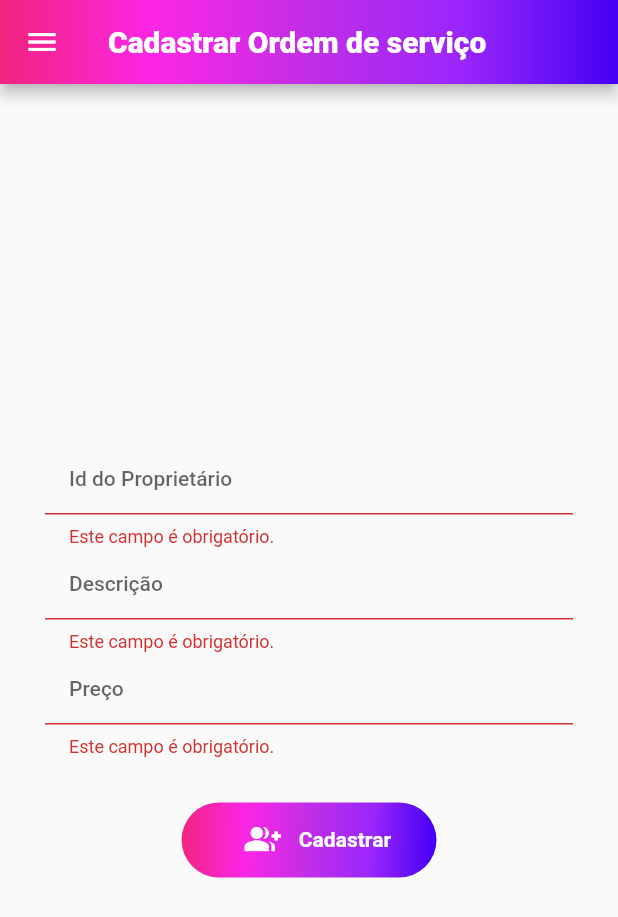
After one commit to GanaxXD/consumo_api, a Flutter app: the CadastrarOrdem screen opened directly, after a tap on the "group add" icon, on a phone screen of 412 x 824 dp. The commit adds this screen. Shown: the top 917 px of the screen. Run offline on Flutter 3.47's test engine with Material 2 defaults, Android fonts, the phone set to English and light mode, and no system bars; network calls fail; statements that could not run were skipped.

```diff
--- /dev/null
+++ b/lib/screens/addOrder.dart
@@ -0,0 +1,143 @@
+import 'dart:convert';
+
+import 'package:consumoapi/widgets/myAlert.dart';
+import 'package:consumoapi/widgets/myButton.dart';
+import 'package:consumoapi/widgets/myDrawerNavigation.dart';
+import 'package:consumoapi/widgets/myTextFormField.dart';
+import 'package:flutter/material.dart';
+import 'package:http/http.dart' as http;
+
+class CadastrarOrdem extends StatefulWidget {
+  @override
+  _CadastrarOrdemState createState() => _CadastrarOrdemState();
+}
+
+class _CadastrarOrdemState extends State<CadastrarOrdem> {
+
+    final GlobalKey<FormState> _formKey = GlobalKey<FormState>();
+    final TextEditingController _clienteIdController = TextEditingController();
+    final TextEditingController _descricaoController = TextEditingController();
+    final TextEditingController _precoController = TextEditingController();
+    var errorMessage, statusCodeResponse;
+
+
+    Future<void> success() async{
+        return showDialog(
+            context: context,
+            builder: (BuildContext context){
+                return MyAlert(
+                    title: "Ordem de Serviço cadastrada com sucesso.",
+                    content: "A ordem de serviço foi cadastrado com sucesso na base de dados."
+                );
+            }
+        );
+    }
+
+    Future<void> fail() async{
+        showDialog(
+            context: context,
+            builder: (BuildContext context){
+                return MyAlert(
+                    title: "Erro ao cadastrar a ordem de serviço.",
+                    content: "Não foi possível cadastrar a ordem de serviço. O seguinte erro foi encontrado: \n"
+                        "Status: ${statusCodeResponse}\n"
+                        "Mensagem: ${errorMessage}"
+                );
+            }
+        );
+    }
+
+    @override
+    Widget build(BuildContext context) {
+        return Scaffold(
+            drawer: MyDrawerNavigation(),
+            appBar: AppBar(
+                flexibleSpace: Container(
+                    decoration: BoxDecoration(
+                        gradient: LinearGradient(
+                            colors: <Color>[
+                                Color.fromRGBO(242, 36, 126, 95),
+                                Color.fromRGBO(252, 38, 230, 90),
+                                Color.fromRGBO(193, 46, 230, 90),
+                                Color.fromRGBO(154, 38, 252, 99),
+                                Color.fromRGBO(69, 0, 245, 96),
+                            ],
+                            begin: const FractionalOffset(0.0, 0.0),
+                            end: const FractionalOffset(1.0, 0.0),
+                        )
+                    ),
+                ),
+                title: Text("Cadastrar Ordem de serviço", style: TextStyle(
+                    color: Colors.white, fontWeight: FontWeight.w900
+                ), overflow: TextOverflow.ellipsis,),
+            ),
+
+            body: Form(
+                key: _formKey,
+                child: Column(
+                    mainAxisAlignment: MainAxisAlignment.center,
+                    children: [
+                        MyTextFormField(
+                            hint: "Id do Proprietário",
+                            help: "Informe o Id do cliente proprietário da Ordem de serviço",
+                            controller: _clienteIdController,
+                            keyboardType: TextInputType.numberWithOptions(decimal: false, signed: false),
+                        ),
+
+                        MyTextFormField(
+                            hint: "Descrição",
+                            help: "Informe a descrição da ordem de serviço",
+                            controller: _descricaoController,
+                            keyboardType: TextInputType.multiline,
+                        ),
+
+                        MyTextFormField(
+                            hint: "Preço",
+                            help: "Informe o valor da ordem de serviço",
+                            controller: _precoController,
+                            keyboardType: TextInputType.numberWithOptions(decimal: true, signed: false),
+                        ),
+
+                        Padding(
+                            padding: const EdgeInsets.only(top: 30),
+                            child: MyButton(
+                                splashColor: Colors.purpleAccent,
+                                icon: Icons.group_add,
+                                text: "Cadastrar",
+                                onPressed: () async {
+                                    if(_formKey.currentState.validate()){
+                                        var response = await http.post(Uri.parse('https://api-client-serviceorder.herokuapp.com/ordemservico'),
+                                            headers: <String, String>{
+                                                'Content-Type': 'application/json; charset=UTF-8',
+                                            },
+                                            body: jsonEncode(<String, String>{
+                                                'descricao': _descricaoController.value.text,
+                                                'clienteId' : _clienteIdController.value.text,
+                                                'preco' : _precoController.value.text,
+                                            })
+                                        );
+                                        if(response.statusCode == 200){
+                                            success();
+                                        } else {
+                                            /*
+                                        Por algum motivo, a API está retornando um texto HTML na resposta da requisição,
+                                        mesmo estando configurado pra responder como um JSON. Inicialmente, para lançar
+                                        o app, vou utilizar de um recurso "feio" para receber as informações do erro e exibir
+                                        o alerta da melhor forma possível ao usuário.
+                                         */
+                                            var decodingErrorMessage = response.body.substring(response.body.indexOf("<titulo>"),response.body.indexOf("</titulo>"));
+                                            errorMessage = decodingErrorMessage.substring(8);
+                                            var decodingStatusResponse = response.body.substring(response.body.indexOf("<status>"),response.body.indexOf("</status>"));
+                                            statusCodeResponse = decodingStatusResponse.substring(8);
+                                            fail();
+                                        }
+                                    }
+                                },
+                            ),
+                        )
+                    ],
+                ),
+            ),
+        );
+  }
+}
--- a/lib/widgets/myButton.dart
+++ b/lib/widgets/myButton.dart
@@ -5,15 +5,16 @@ class MyButton extends StatelessWidget {
     IconData icon;
     Color splashColor;
     String text;
+    Function onPressed;
 
-    MyButton({@required this.icon, @required this.splashColor, @required this.text});
+    MyButton({@required this.icon, @required this.splashColor, @required this.text, @required this.onPressed});
 
   @override
   Widget build(BuildContext context) {
     return Container(
-        padding: const EdgeInsets.only(bottom: 8),
-        width: 145,
-        height: 80,
+        padding: const EdgeInsets.only(bottom: 1),
+        width: 170,
+        height: 50,
         decoration: BoxDecoration(
             gradient: LinearGradient(
                 colors: <Color> [
@@ -24,21 +25,22 @@ class MyButton extends StatelessWidget {
                     Color.fromRGBO(69, 0, 245, 96),
                 ],
                 begin: const FractionalOffset(0.0, 0.0),
-                end: const FractionalOffset(1.0, 0.0),
+                end: const FractionalOffset(1.0, 0.1),
             ),
             color: Colors.green,
-            borderRadius: BorderRadius.circular(60),
+            borderRadius: BorderRadius.circular(88),
         ),
-        child: Column(
+        child: Row(
             mainAxisAlignment: MainAxisAlignment.center,
             mainAxisSize: MainAxisSize.min,
+            crossAxisAlignment: CrossAxisAlignment.center,
             children: [
                 IconButton(
                     padding: EdgeInsets.zero,
                     alignment: Alignment.center,
                     icon: Icon(icon, color: Colors.white,),
                     splashColor: splashColor,
-
+                    onPressed: onPressed,
                 ),
                 Text(text, style: TextStyle(
                     color: Colors.white, fontWeight: FontWeight.w600
--- a/lib/widgets/myDrawerNavigation.dart
+++ b/lib/widgets/myDrawerNavigation.dart
@@ -1,4 +1,5 @@
 import 'package:consumoapi/screens/addClient.dart';
+import 'package:consumoapi/screens/addOrder.dart';
 import 'package:consumoapi/screens/comentsList.dart';
 import 'package:consumoapi/screens/listClient.dart';
 import 'package:consumoapi/screens/listOrders.dart';
@@ -90,7 +91,7 @@ class MyDrawerNavigation extends StatelessWidget {
 
                 Divider(color: Colors.indigo, indent: 55, endIndent: 55,),
 
-                //Listar Comentários:
+                //Cadastrar Clientes:
                 ListTile(
                     leading: Icon(Icons.group_add, color: Colors.indigo),
                     title: Text("Cadastrar Cliente",
@@ -106,6 +107,21 @@ class MyDrawerNavigation extends StatelessWidget {
                     },
                 ),
 
+                //Cadastrar Ordem de Serviço:
+                ListTile(
+                    leading: Icon(Icons.group_add, color: Colors.indigo),
+                    title: Text("Cadastrar Ordem de Serviço",
+                        style: TextStyle(
+                            color: Colors.indigo,
+                            fontSize: 14, fontWeight: FontWeight.w800,
+                        ), overflow: TextOverflow.fade,
+                    ),
+                    onTap: (){
+                        Navigator.of(context).pushReplacement(MaterialPageRoute(
+                            builder: (context) => CadastrarOrdem()
+                        ));
+                    },
+                ),
 
             ],
         ),
--- a/lib/widgets/myTextFormField.dart
+++ b/lib/widgets/myTextFormField.dart
@@ -26,6 +26,12 @@ class MyTextFormField extends StatelessWidget {
                 helperText: help,
                 contentPadding: const EdgeInsets.symmetric(horizontal: 16, vertical: 8),
             ),
+            // ignore: missing_return
+            validator: (String value){
+                if(value == null || value.isEmpty){
+                    return "Este campo é obrigatório.";
+                }
+            },
         ),
     );
   }
--- a/pubspec.yaml
+++ b/pubspec.yaml
@@ -29,6 +29,7 @@ dependencies:
   # Use with the CupertinoIcons class for iOS style icons.
   cupertino_icons: ^1.0.0
   http: ^0.13.3
+  dio: ^4.0.0
 
 dev_dependencies:
   flutter_test:
```
Also changed, not shown: lib/model/clientModel.dart (+9 -0 lines), lib/screens/addClient.dart (+67 -1 lines), lib/searchs/search.dart (+9 -3 lines), lib/widgets/myAlert.dart (added, +37 -0 lines), pubspec.lock.
